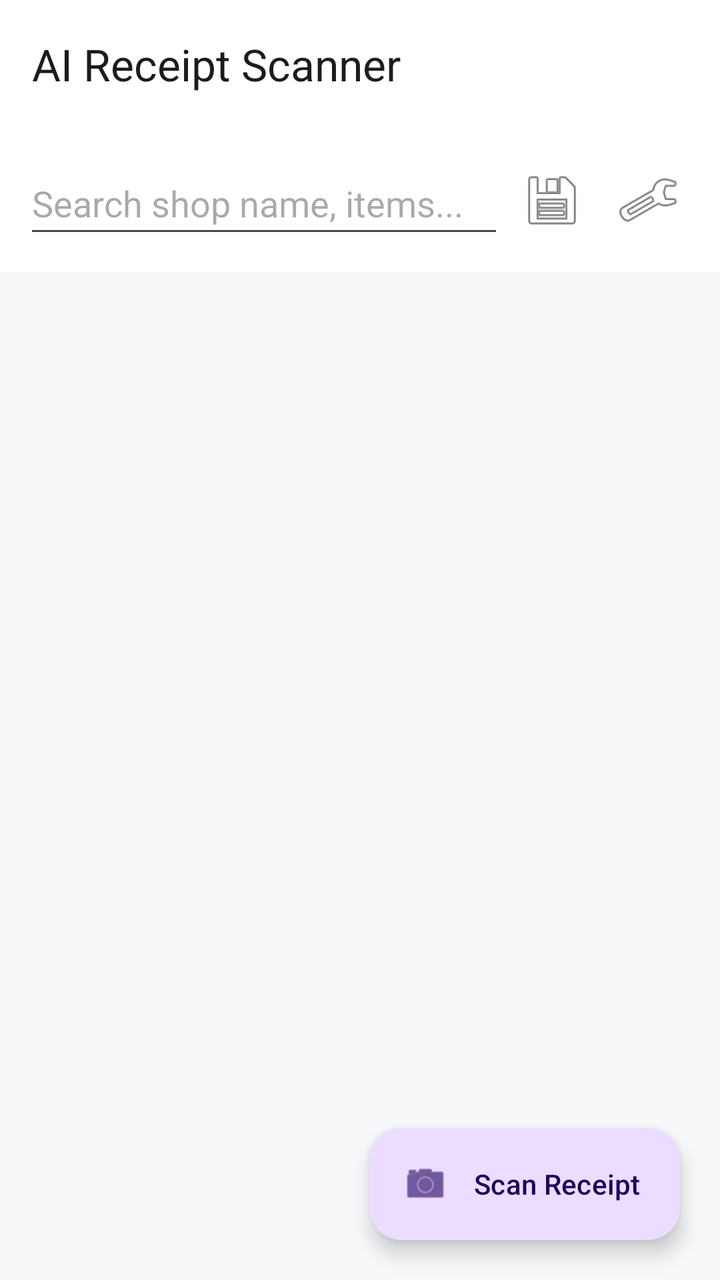
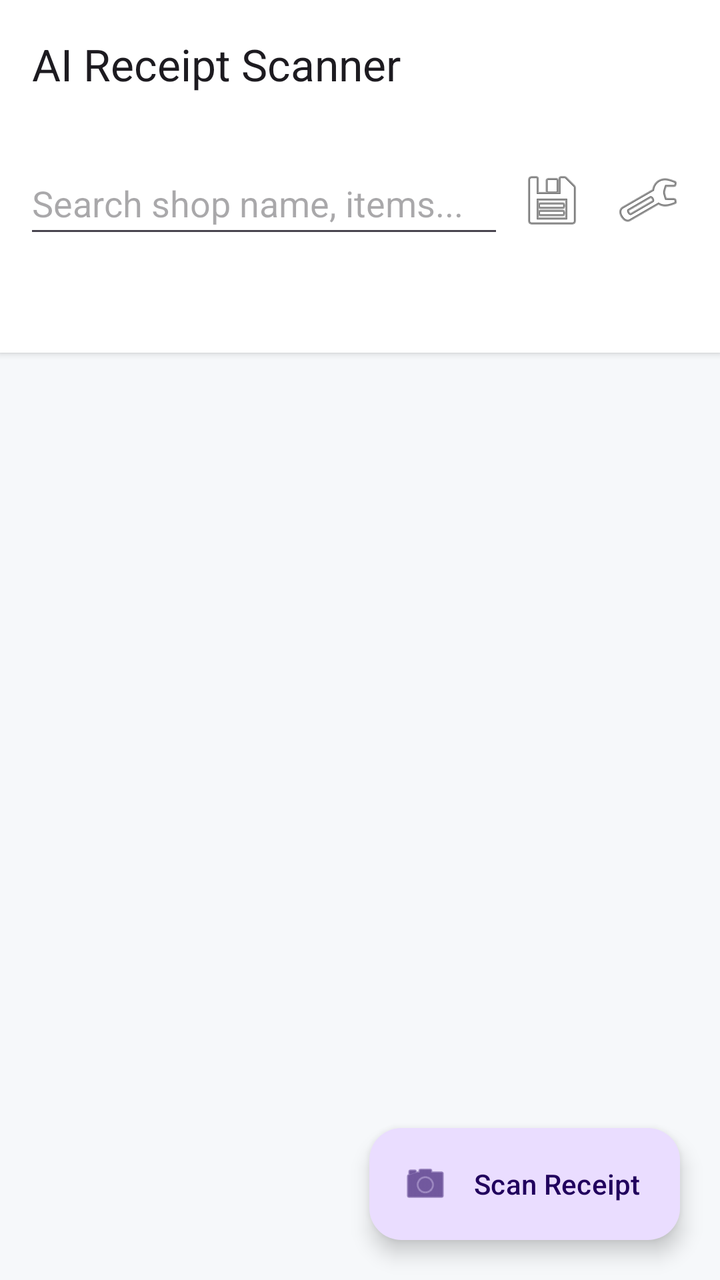

The first picture is an Android layout as it rendered before a commit; the second is the same layout after the commit. The layout source and the unified diff follow.
<!-- AndroidManifest.xml: application theme Theme.AIReceiptScanner -->
<!-- res/layout/activity_main.xml -->
<?xml version="1.0" encoding="utf-8"?>
<androidx.coordinatorlayout.widget.CoordinatorLayout xmlns:android="http://schemas.android.com/apk/res/android"
    xmlns:app="http://schemas.android.com/apk/res-auto"
    android:layout_width="match_parent"
    android:layout_height="match_parent"
    android:background="@color/background_light">

    <com.google.android.material.appbar.AppBarLayout
        android:layout_width="match_parent"
        android:layout_height="wrap_content"
        android:background="@color/surface_light">

        <androidx.appcompat.widget.Toolbar
            android:id="@+id/toolbar"
            android:layout_width="match_parent"
            android:layout_height="?attr/actionBarSize"
            app:title="AI Receipt Scanner" />

        <LinearLayout
            android:layout_width="match_parent"
            android:layout_height="wrap_content"
            android:padding="12dp">

            <EditText
                android:id="@+id/etSearch"
                android:layout_width="0dp"
                android:layout_height="48dp"
                android:layout_weight="1"
                android:hint="Search shop name, items..." />

            <ImageButton
                android:id="@+id/btnExportCsv"
                android:layout_width="48dp"
                android:layout_height="48dp"
                android:background="?attr/selectableItemBackgroundBorderless"
                android:contentDescription="@string/action_export_csv"
                android:src="@android:drawable/ic_menu_save" />

            <ImageButton
                android:id="@+id/btnSettings"
                android:layout_width="48dp"
                android:layout_height="48dp"
                android:background="?attr/selectableItemBackgroundBorderless"
                android:contentDescription="@string/title_settings"
                android:src="@android:drawable/ic_menu_preferences" />
        </LinearLayout>
    </com.google.android.material.appbar.AppBarLayout>

    <androidx.recyclerview.widget.RecyclerView
        android:id="@+id/rvReceipts"
        android:layout_width="match_parent"
        android:layout_height="match_parent"
        android:clipToPadding="false"
        android:paddingBottom="88dp"
        app:layout_behavior="@string/appbar_scrolling_view_behavior" />

    <TextView
        android:id="@+id/tvEmptyState"
        android:layout_width="wrap_content"
        android:layout_height="wrap_content"
        android:layout_gravity="center"
        android:text="@string/empty_receipts"
        android:textColor="#9E9E9E"
        android:textSize="16sp"
        android:visibility="gone" />

    <com.google.android.material.floatingactionbutton.ExtendedFloatingActionButton
        android:id="@+id/fabScan"
        android:layout_width="wrap_content"
        android:layout_height="wrap_content"
        android:layout_gravity="bottom|end"
        android:layout_margin="20dp"
        android:text="Scan Receipt"
        app:icon="@android:drawable/ic_menu_camera" />
</androidx.coordinatorlayout.widget.CoordinatorLayout>
<!-- resources referenced by this layout -->
<resources>
  <color name="background_light">#FFF6F8FA</color>
  <color name="surface_light">#FFFFFFFF</color>
  <string name="action_export_csv">Export All (CSV)</string>
  <string name="empty_receipts">No receipts yet. Tap Scan Receipt to get started.</string>
  <string name="title_settings">Settings</string>
  <style name="Theme.AIReceiptScanner" parent="Theme.Material3.DayNight.NoActionBar">
          <item name="colorPrimary">@color/purple_500</item>
          <item name="colorOnPrimary">@color/white</item>
      </style>
  <color name="purple_500">#FF6200EE</color>
  <color name="white">#FFFFFFFF</color>
</resources>

<!-- the commit's change to res/layout/activity_main.xml (unified diff, before → after) -->
@@ -46,13 +46,31 @@
         </LinearLayout>
     </com.google.android.material.appbar.AppBarLayout>
 
-    <androidx.recyclerview.widget.RecyclerView
-        android:id="@+id/rvReceipts"
+    <LinearLayout
         android:layout_width="match_parent"
         android:layout_height="match_parent"
-        android:clipToPadding="false"
-        android:paddingBottom="88dp"
-        app:layout_behavior="@string/appbar_scrolling_view_behavior" />
+        android:orientation="vertical"
+        app:layout_behavior="@string/appbar_scrolling_view_behavior">
+
+        <TextView
+            android:id="@+id/tvSummary"
+            android:layout_width="match_parent"
+            android:layout_height="wrap_content"
+            android:background="@color/surface_light"
+            android:elevation="2dp"
+            android:gravity="center"
+            android:paddingVertical="10dp"
+            android:textStyle="bold"
+            android:textSize="15sp" />
+
+        <androidx.recyclerview.widget.RecyclerView
+            android:id="@+id/rvReceipts"
+            android:layout_width="match_parent"
+            android:layout_height="0dp"
+            android:layout_weight="1"
+            android:clipToPadding="false"
+            android:paddingBottom="88dp" />
+    </LinearLayout>
 
     <TextView
         android:id="@+id/tvEmptyState"
